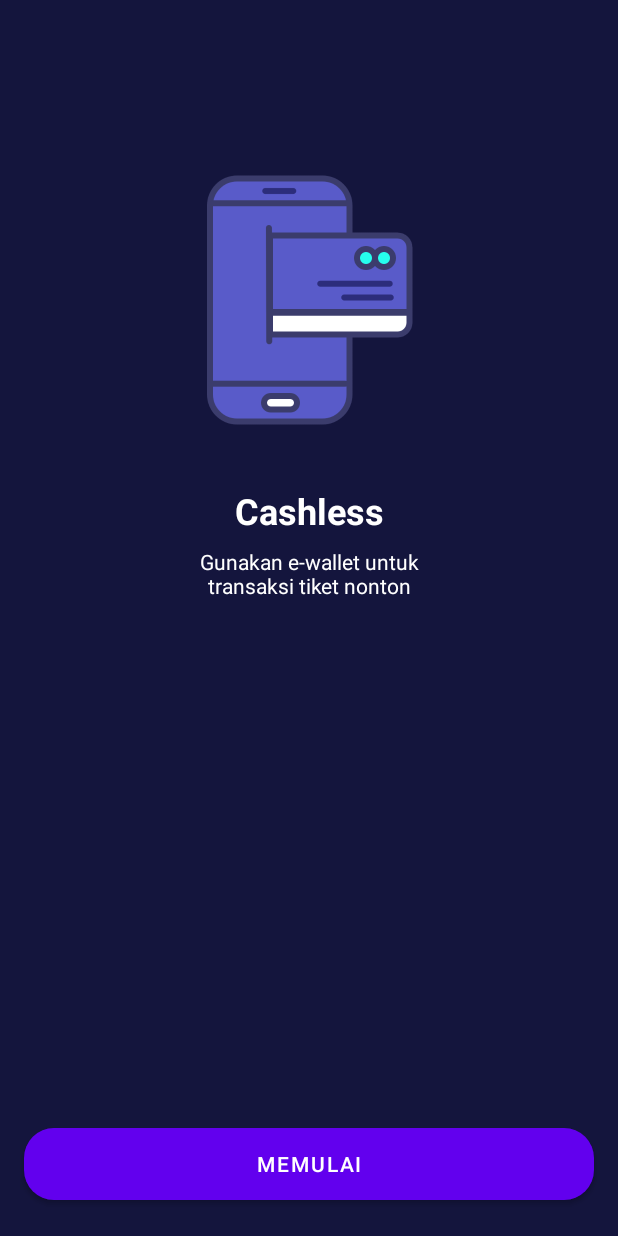
After one commit to 007AxelBerkati/MyMovie, an Android app: the layout activity_onboarding_three.xml on its own in the app's theme, with its tools: preview values and no code run, on a phone screen of 412 x 824 dp. The commit adds this screen. Run offline under Robolectric (Android 15) with nearby library versions, the phone set to English and light mode, and no system bars.

Commit message:
slicing : onBoardingTwo_Three

```diff
--- /dev/null
+++ b/app/src/main/res/layout/activity_onboarding_three.xml
@@ -0,0 +1,67 @@
+<?xml version="1.0" encoding="utf-8"?>
+<androidx.constraintlayout.widget.ConstraintLayout xmlns:android="http://schemas.android.com/apk/res/android"
+    xmlns:app="http://schemas.android.com/apk/res-auto"
+    xmlns:tools="http://schemas.android.com/tools"
+    android:layout_width="match_parent"
+    android:layout_height="match_parent"
+    android:background="@color/colorBlue"
+    tools:context=".onboarding.OnboardingOneActivity">
+
+    <Button
+        android:id="@+id/button"
+        android:layout_width="0dp"
+        android:layout_height="wrap_content"
+        android:layout_marginStart="16dp"
+        android:layout_marginEnd="16dp"
+        android:layout_marginBottom="24dp"
+        android:background="@drawable/shape_rectangle_pink"
+        android:text="@string/memulai"
+        android:textColor="@color/colorWhite"
+        app:layout_constraintBottom_toBottomOf="parent"
+        app:layout_constraintEnd_toEndOf="parent"
+        app:layout_constraintHorizontal_bias="0.0"
+        app:layout_constraintStart_toStartOf="parent" />
+
+    <ImageView
+        android:id="@+id/imageView2"
+        android:layout_width="200dp"
+        android:layout_height="200dp"
+        android:layout_marginStart="16dp"
+        android:layout_marginTop="100dp"
+        android:layout_marginEnd="16dp"
+        app:layout_constraintEnd_toEndOf="parent"
+        app:layout_constraintStart_toStartOf="parent"
+        app:layout_constraintTop_toTopOf="parent"
+        app:srcCompat="@drawable/onboardingtree" />
+
+    <TextView
+        android:id="@+id/textView"
+        android:layout_width="wrap_content"
+        android:layout_height="wrap_content"
+        android:layout_marginStart="16dp"
+        android:layout_marginTop="24dp"
+        android:layout_marginEnd="16dp"
+        android:text="TextView"
+        android:textColor="@color/colorWhite"
+        android:textSize="24sp"
+        android:textStyle="bold"
+        app:layout_constraintEnd_toEndOf="parent"
+        app:layout_constraintStart_toStartOf="parent"
+        app:layout_constraintTop_toBottomOf="@+id/imageView2"
+        tools:text="@string/cashless" />
+
+    <TextView
+        android:id="@+id/textView3"
+        android:layout_width="wrap_content"
+        android:layout_height="wrap_content"
+        android:layout_marginStart="16dp"
+        android:layout_marginTop="8dp"
+        android:layout_marginEnd="16dp"
+        android:gravity="center"
+        android:text="@string/cashless_desc"
+        android:textColor="@color/colorWhite"
+        app:layout_constraintEnd_toEndOf="parent"
+        app:layout_constraintStart_toStartOf="parent"
+        app:layout_constraintTop_toBottomOf="@+id/textView" />
+
+</androidx.constraintlayout.widget.ConstraintLayout>
--- a/app/src/main/res/values/strings.xml
+++ b/app/src/main/res/values/strings.xml
@@ -4,4 +4,9 @@
     <string name="lanjutkan">Lanjutkan</string>
     <string name="now_playing">Now Playing</string>
     <string name="now_playing_desc">Lebih mudah untuk mengetahui\nfilm yang sudah tampil</string>
+    <string name="pre_sale">Pre Sale</string>
+    <string name="pre_sale_desc">Tidak khawatir ketinggalan\nupdate film terbaru</string>
+    <string name="cashless">Cashless</string>
+    <string name="cashless_desc">Gunakan e-wallet untuk\ntransaksi tiket nonton</string>
+    <string name="memulai">Memulai</string>
 </resources>
```
Also changed, not shown: app/src/main/java/com/crowcel/myapplication/onboarding/OnboardingThreeActivity.kt (added, +11 -0 lines), app/src/main/java/com/crowcel/myapplication/onboarding/OnboardingTwoActivity.kt (added, +11 -0 lines), app/src/main/res/layout/activity_onboarding_two.xml (added, +81 -0 lines).
